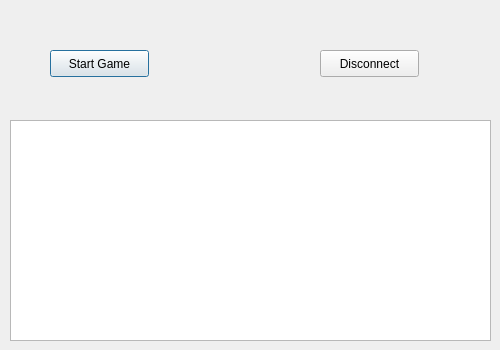
benclum11/bju-cps-111-team-blue-fall-2014, file Client/client/gamelobby.ui: the form before one commit.
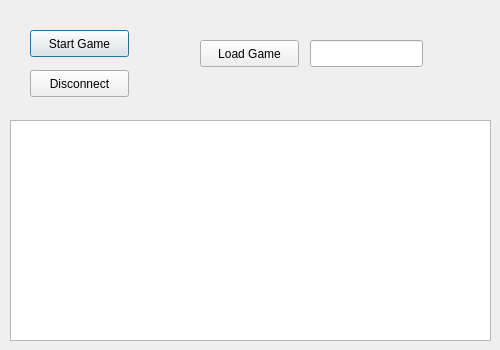
The form after the commit.

Commit message: Worked on save/load and made unit creation work through the sever. it doesn't place it in the right place, and there's no team checking

The edit to the form file:
```diff
--- a/Client/client/gamelobby.ui
+++ b/Client/client/gamelobby.ui
@@ -47,8 +47,8 @@
   <widget class="QPushButton" name="btnStart">
    <property name="geometry">
     <rect>
-     <x>50</x>
-     <y>50</y>
+     <x>30</x>
+     <y>30</y>
      <width>99</width>
      <height>27</height>
     </rect>
@@ -60,8 +60,8 @@
   <widget class="QPushButton" name="btnDisconnect">
    <property name="geometry">
     <rect>
-     <x>320</x>
-     <y>50</y>
+     <x>30</x>
+     <y>70</y>
      <width>99</width>
      <height>27</height>
     </rect>
@@ -70,6 +70,29 @@
     <string>Disconnect</string>
    </property>
   </widget>
+  <widget class="QPushButton" name="loadBtn">
+   <property name="geometry">
+    <rect>
+     <x>200</x>
+     <y>40</y>
+     <width>99</width>
+     <height>27</height>
+    </rect>
+   </property>
+   <property name="text">
+    <string>Load Game</string>
+   </property>
+  </widget>
+  <widget class="QLineEdit" name="loadBox">
+   <property name="geometry">
+    <rect>
+     <x>310</x>
+     <y>40</y>
+     <width>113</width>
+     <height>27</height>
+    </rect>
+   </property>
+  </widget>
  </widget>
  <resources/>
  <connections/>
```
The commit also changes 9 other files.
